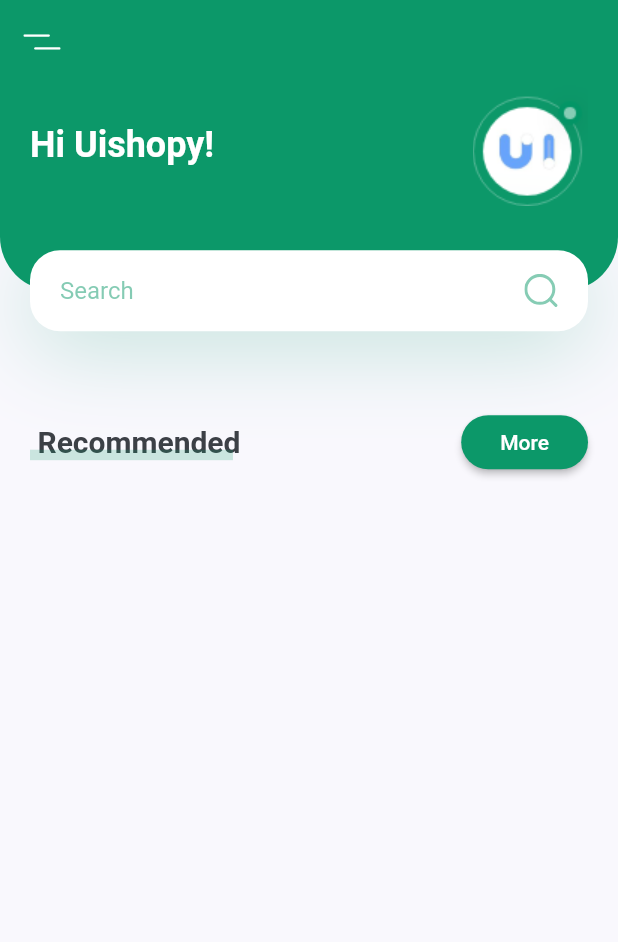
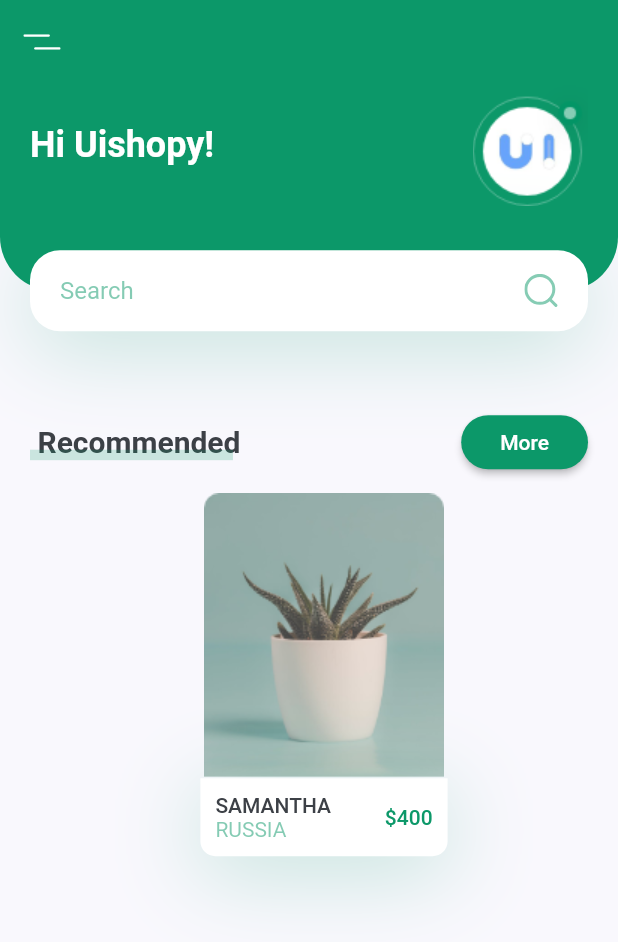
Before and after one commit to shimizu-saffle/plant-app-sample, a Flutter app: the screen it shows after launch, on a phone screen of 412 x 824 dp. Shown: the top 942 px of the screen. Run offline on Flutter 3.47's test engine with Material 2 defaults, Android fonts, the light colour scheme and no system bars; our stand-ins replace flutter_svg.

Commit message:
RecommendPlantCard

```diff
--- a/lib/components/header_with_search_box.dart
+++ b/lib/components/header_with_search_box.dart
@@ -4,15 +4,11 @@
 import '../constants.dart';
 
 class HeaderWithSearchBox extends StatelessWidget {
-  const HeaderWithSearchBox({
-    Key? key,
-    required this.size,
-  }) : super(key: key);
-
-  final Size size;
+  const HeaderWithSearchBox({Key? key}) : super(key: key);
 
   @override
   Widget build(BuildContext context) {
+    final size = MediaQuery.of(context).size;
     return Container(
       margin: const EdgeInsets.only(bottom: kDefaultPadding * 2.5),
       height: size.height * 0.2,
--- /dev/null
+++ b/lib/components/title_with_more_button.dart
@@ -0,0 +1,80 @@
+import 'package:flutter/material.dart';
+
+import '../constants.dart';
+
+class TitleWithMoreButton extends StatelessWidget {
+  const TitleWithMoreButton({
+    Key? key,
+    required this.title,
+    required this.onPressed,
+  }) : super(key: key);
+
+  final String title;
+  final VoidCallback? onPressed;
+
+  @override
+  Widget build(BuildContext context) {
+    return Padding(
+      padding: const EdgeInsets.symmetric(horizontal: kDefaultPadding),
+      child: Row(
+        children: [
+          const _TitleWithCustomUnderLine(text: 'Recommended'),
+          const Spacer(),
+          ElevatedButton(
+            onPressed: onPressed,
+            style: ElevatedButton.styleFrom(
+              primary: kPrimaryColor,
+              shape: RoundedRectangleBorder(
+                borderRadius: BorderRadius.circular(20),
+              ),
+            ),
+            child: const Padding(
+              padding: EdgeInsets.symmetric(horizontal: 10),
+              child: Text('More'),
+            ),
+          )
+        ],
+      ),
+    );
+  }
+}
+
+class _TitleWithCustomUnderLine extends StatelessWidget {
+  const _TitleWithCustomUnderLine({
+    Key? key,
+    required this.text,
+  }) : super(key: key);
+
+  final String text;
+
+  @override
+  Widget build(BuildContext context) {
+    return SizedBox(
+      height: 24,
+      child: Stack(
+        children: [
+          Padding(
+            padding: const EdgeInsets.only(left: kDefaultPadding / 4),
+            child: Text(
+              text,
+              style: const TextStyle(
+                fontSize: 20,
+                fontWeight: FontWeight.bold,
+              ),
+            ),
+          ),
+          Positioned(
+            bottom: 0,
+            left: 0,
+            right: 0,
+            child: Container(
+              margin: const EdgeInsets.only(right: kDefaultPadding / 4),
+              height: 7,
+              color: kPrimaryColor.withOpacity(0.2),
+            ),
+          )
+        ],
+      ),
+    );
+  }
+}
--- a/lib/screens/home/components/body.dart
+++ b/lib/screens/home/components/body.dart
@@ -2,6 +2,7 @@
 import 'package:plant_app_sample/constants.dart';
 
 import '../../../components/header_with_search_box.dart';
+import '../../../components/title_with_more_button.dart';
 
 class Body extends StatelessWidget {
   const Body({Key? key}) : super(key: key);
@@ -12,78 +13,74 @@
     return SingleChildScrollView(
       child: Column(
         children: [
-          HeaderWithSearchBox(size: size),
-          const Padding(
-            padding: EdgeInsets.symmetric(horizontal: kDefaultPadding),
-            child: TitleWithMoreButton(),
-          ),
+          const HeaderWithSearchBox(),
+          TitleWithMoreButton(title: 'Recommended', onPressed: () {}),
+          const RecommendPlantCard()
         ],
       ),
     );
   }
 }
 
-class TitleWithMoreButton extends StatelessWidget {
-  const TitleWithMoreButton({
-    Key? key,
-  }) : super(key: key);
+class RecommendPlantCard extends StatelessWidget {
+  const RecommendPlantCard({Key? key}) : super(key: key);
 
   @override
   Widget build(BuildContext context) {
-    return Row(
+    final size = MediaQuery.of(context).size;
+    return Container(
+      margin: const EdgeInsets.only(
+        left: kDefaultPadding,
+        top: kDefaultPadding / 2,
+        bottom: kDefaultPadding * 2.5,
+      ),
+      width: size.width * 0.4,
+      child: Column(
         children: [
-        const TitleWithCustomUnderLine(text: 'Recommended'),
-        const Spacer(),
-        ElevatedButton(
-          onPressed: () {},
-          style: ElevatedButton.styleFrom(
-            primary: kPrimaryColor,
-            shape: RoundedRectangleBorder(
-              borderRadius: BorderRadius.circular(20),
+          Image.asset('assets/images/image_1.png'),
+          Container(
+            padding: const EdgeInsets.all(kDefaultPadding / 2),
+            decoration: BoxDecoration(
+              color: Colors.white,
+              borderRadius: const BorderRadius.only(
+                bottomLeft: Radius.circular(10),
+                bottomRight: Radius.circular(10),
               ),
+              boxShadow: [
+                BoxShadow(
+                  offset: const Offset(0, 10),
+                  blurRadius: 50,
+                  color: kPrimaryColor.withOpacity(0.23),
+                )
+              ],
             ),
-          child: const Padding(
-            padding: EdgeInsets.symmetric(horizontal: 10),
-            child: Text('More'),
+            child: Row(
+              children: [
+                RichText(
+                  text: TextSpan(
+                    children: [
+                      TextSpan(
+                        text: 'Samantha\n'.toUpperCase(),
+                        style: Theme.of(context).textTheme.button,
+                      ),
+                      TextSpan(
+                        text: 'Russia'.toUpperCase(),
+                        style: TextStyle(
+                          color: kPrimaryColor.withOpacity(0.5),
                         ),
                       )
                     ],
-    );
-  }
-}
-
-class TitleWithCustomUnderLine extends StatelessWidget {
-  const TitleWithCustomUnderLine({
-    Key? key,
-    required this.text,
-  }) : super(key: key);
-
-  final String text;
-
-  @override
-  Widget build(BuildContext context) {
-    return SizedBox(
-      height: 24,
-      child: Stack(
-        children: [
-          Padding(
-            padding: const EdgeInsets.only(left: kDefaultPadding / 4),
-            child: Text(
-              text,
-              style: const TextStyle(
-                fontSize: 20,
-                fontWeight: FontWeight.bold,
                   ),
                 ),
-          ),
-          Positioned(
-            bottom: 0,
-            left: 0,
-            right: 0,
-            child: Container(
-              margin: const EdgeInsets.only(right: kDefaultPadding / 4),
-              height: 7,
-              color: kPrimaryColor.withOpacity(0.2),
+                const Spacer(),
+                Text(
+                  '\$400',
+                  style: Theme.of(context)
+                      .textTheme
+                      .button!
+                      .copyWith(color: kPrimaryColor),
+                )
+              ],
             ),
           )
         ],
```
Lines whose indentation alone changed are shown as unchanged.
